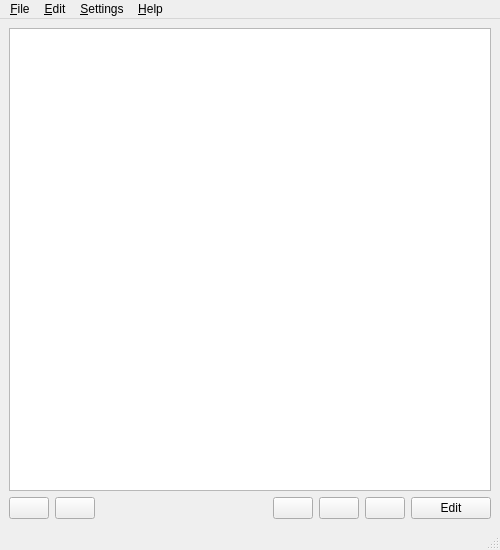
First picture: the form in src/osbgui/MainWindow.ui, repository dakrk/manatools, before the edit.
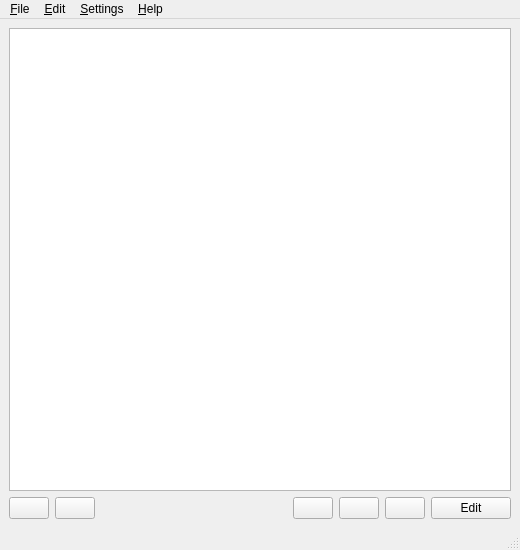
Second picture: the form after the edit. Icons and pictures are not drawn.

Commit message: osbgui: show osc level in table

Diff of the .ui file:
```diff
--- a/src/osbgui/MainWindow.ui
+++ b/src/osbgui/MainWindow.ui
@@ -6,7 +6,7 @@
    <rect>
     <x>0</x>
     <y>0</y>
-    <width>500</width>
+    <width>520</width>
     <height>550</height>
    </rect>
   </property>
@@ -102,7 +102,7 @@
     <rect>
      <x>0</x>
      <y>0</y>
-     <width>500</width>
+     <width>520</width>
      <height>19</height>
     </rect>
    </property>
```
The commit also changes 1 other file.
